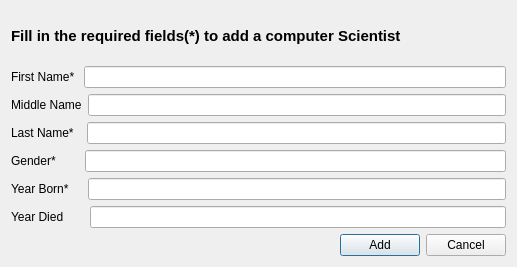
This is Skil 3/UI/add_scientist.ui in SenpaiPlz/0011Week as Qt 5 draws it before an edit. The edited form follows.
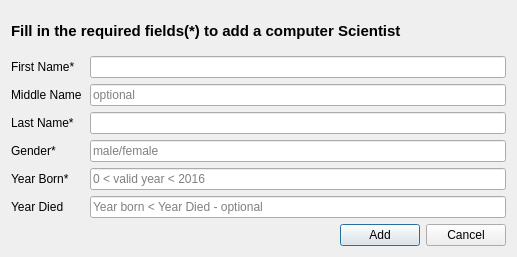
This is the edited form. Icons and pictures are not drawn.

Patch:
```diff
--- a/Skil 3/UI/add_scientist.ui
+++ b/Skil 3/UI/add_scientist.ui
@@ -7,7 +7,7 @@
     <x>0</x>
     <y>0</y>
     <width>517</width>
-    <height>267</height>
+    <height>257</height>
    </rect>
   </property>
   <property name="font">
@@ -39,87 +39,83 @@
     </widget>
    </item>
    <item>
-    <layout class="QHBoxLayout" name="horizontalLayout_2">
-     <item>
-      <widget class="QLabel" name="label_7">
+    <layout class="QFormLayout" name="formLayout_7">
+     <item row="1" column="0">
+      <widget class="QLabel" name="middle_label">
+       <property name="text">
+        <string>Middle Name</string>
+       </property>
+      </widget>
+     </item>
+     <item row="1" column="1">
+      <widget class="QLineEdit" name="MidName">
+       <property name="placeholderText">
+        <string>optional</string>
+       </property>
+      </widget>
+     </item>
+     <item row="0" column="0">
+      <widget class="QLabel" name="first_label">
        <property name="text">
         <string>First Name* </string>
        </property>
       </widget>
      </item>
-     <item>
+     <item row="0" column="1">
       <widget class="QLineEdit" name="FirstName"/>
      </item>
-    </layout>
-   </item>
-   <item>
-    <layout class="QHBoxLayout" name="horizontalLayout_4">
-     <item>
-      <widget class="QLabel" name="label">
-       <property name="text">
-        <string>Middle Name</string>
-       </property>
-      </widget>
-     </item>
-     <item>
-      <widget class="QLineEdit" name="MidName"/>
-     </item>
-    </layout>
-   </item>
-   <item>
-    <layout class="QHBoxLayout" name="horizontalLayout_5">
-     <item>
-      <widget class="QLabel" name="label_5">
-       <property name="text">
-        <string>Last Name*  </string>
-       </property>
-      </widget>
-     </item>
-     <item>
+     <item row="2" column="1">
       <widget class="QLineEdit" name="LastName"/>
      </item>
-    </layout>
-   </item>
-   <item>
-    <layout class="QHBoxLayout" name="horizontalLayout_6">
-     <item>
-      <widget class="QLabel" name="label_4">
+     <item row="2" column="0">
+      <widget class="QLabel" name="last_lable">
+       <property name="text">
+        <string>Last Name*  </string>
+       </property>
+      </widget>
+     </item>
+     <item row="3" column="1">
+      <widget class="QLineEdit" name="Gender">
+       <property name="placeholderText">
+        <string>male/female</string>
+       </property>
+      </widget>
+     </item>
+     <item row="3" column="0">
+      <widget class="QLabel" name="gender_lable">
        <property name="text">
         <string>Gender*       </string>
        </property>
       </widget>
      </item>
-     <item>
-      <widget class="QLineEdit" name="Gender"/>
+     <item row="4" column="1">
+      <widget class="QLineEdit" name="Yeardied">
+       <property name="placeholderText">
+        <string>0 &lt; valid year &lt; 2016</string>
+       </property>
+      </widget>
      </item>
-    </layout>
-   </item>
-   <item>
-    <layout class="QHBoxLayout" name="horizontalLayout_7">
-     <item>
-      <widget class="QLabel" name="label_3">
+     <item row="4" column="0">
+      <widget class="QLabel" name="born_lable">
        <property name="text">
         <string>Year Born*    </string>
        </property>
       </widget>
      </item>
-     <item>
-      <widget class="QLineEdit" name="Yeardied"/>
+     <item row="5" column="1">
+      <widget class="QLineEdit" name="YearBorn">
+       <property name="placeholderText">
+        <string>Year born &lt; Year Died - optional</string>
+       </property>
+      </widget>
      </item>
-    </layout>
-   </item>
-   <item>
-    <layout class="QHBoxLayout" name="horizontalLayout_8">
-     <item>
-      <widget class="QLabel" name="label_2">
+     <item row="5" column="0">
+      <widget class="QLabel" name="dead_lable">
        <property name="text">
         <string>Year Died      </string>
        </property>
       </widget>
      </item>
-     <item>
-      <widget class="QLineEdit" name="YearBorn"/>
-     </item>
     </layout>
    </item>
    <item>
```
